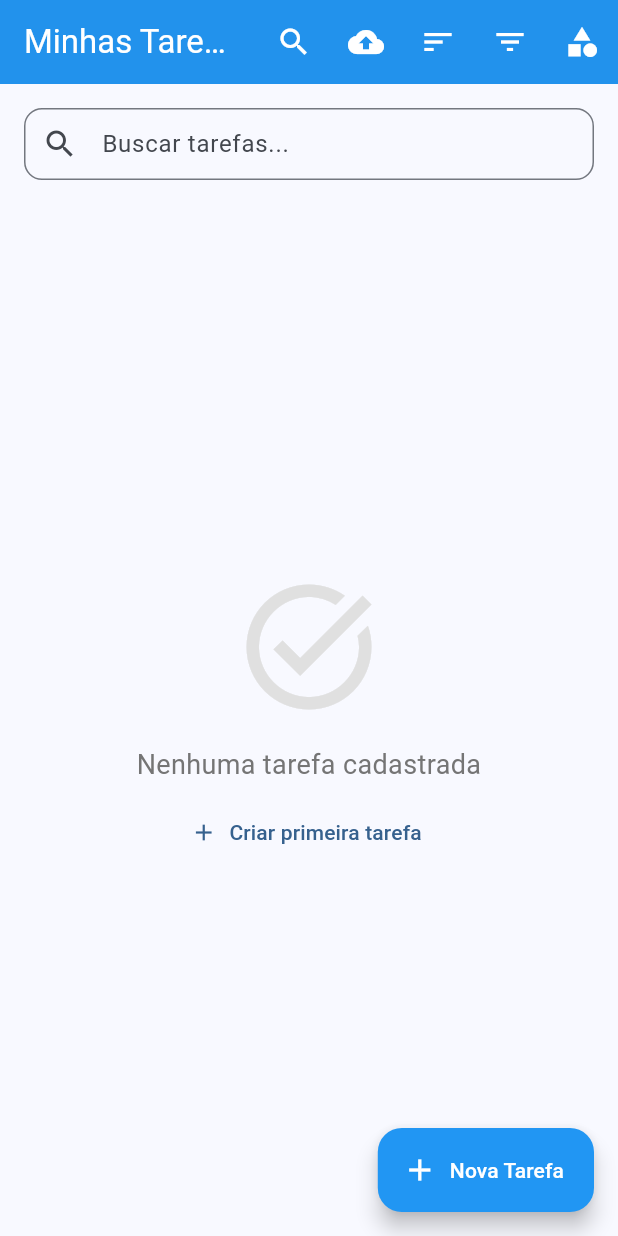
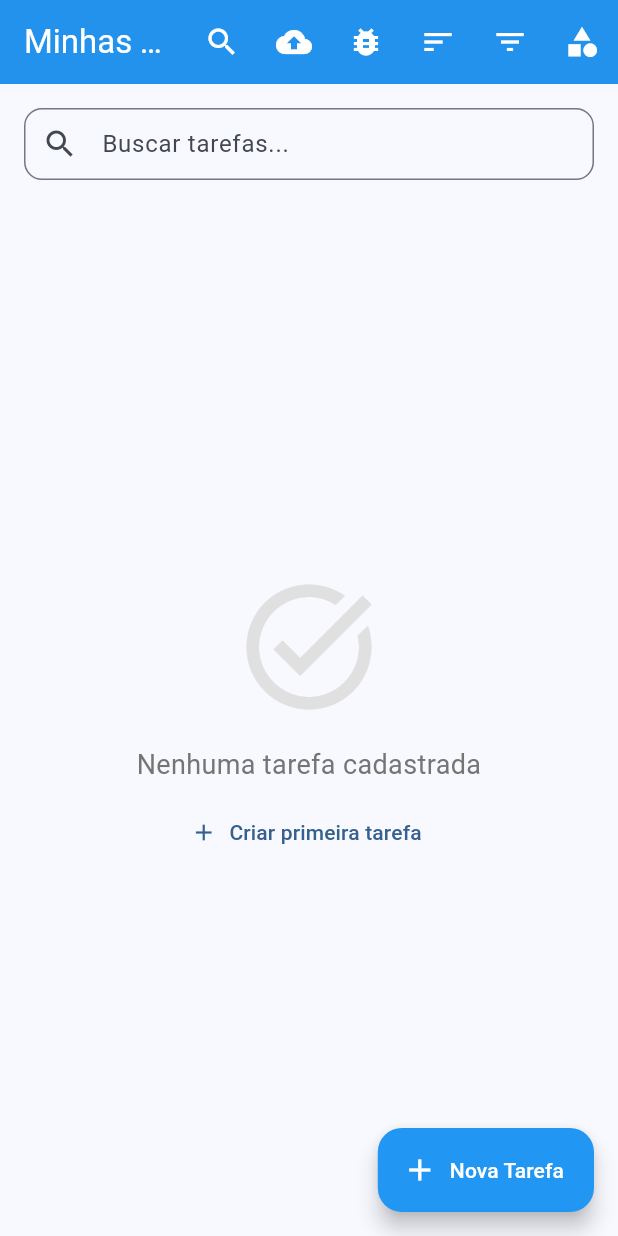
Before and after one commit to JoaoYM/lab_aplicacoes_distribuidas_puc, a Flutter app: the screen it shows after launch, on a phone screen of 412 x 824 dp. Run offline on Flutter 3.47's test engine with Material 3 defaults, Android fonts, the phone set to English and light mode, and no system bars; our stand-ins replace camera, geocoding, geolocator, sensors_plus, share_plus, sqflite and 1 more; accounts and stored records are empty.

```diff
--- a/Flutter/task_manager/lib/screens/task_list_screen.dart
+++ b/Flutter/task_manager/lib/screens/task_list_screen.dart
@@ -225,6 +225,12 @@ class _TaskListScreenState extends State<TaskListScreen> {
             icon: const Icon(Icons.backup),
             onPressed: _exportData,
             tooltip: 'Exportar dados',
+          ),
+
+          IconButton(
+            icon: const Icon(Icons.bug_report),
+            onPressed: () => Navigator.pushNamed(context, '/debug'),
+            tooltip: 'Debug Services',
           ),
 
           // Menu de Ordenação
```
